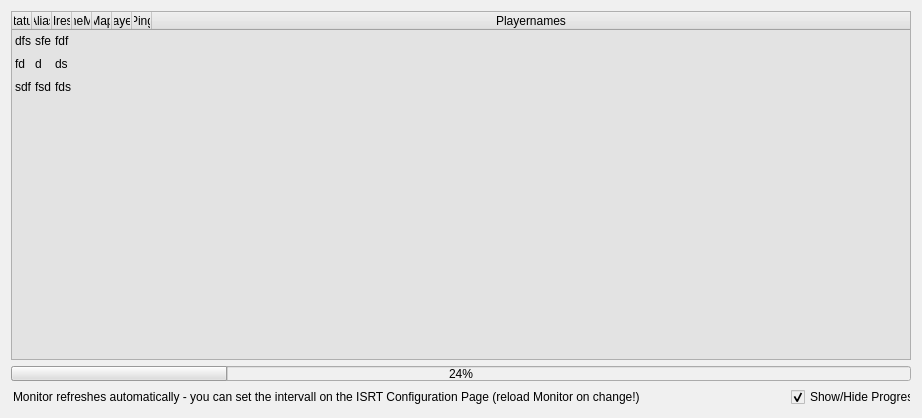
Old version of the form source_files/isrt_monitor.ui in the repository olli-e/ISRT.
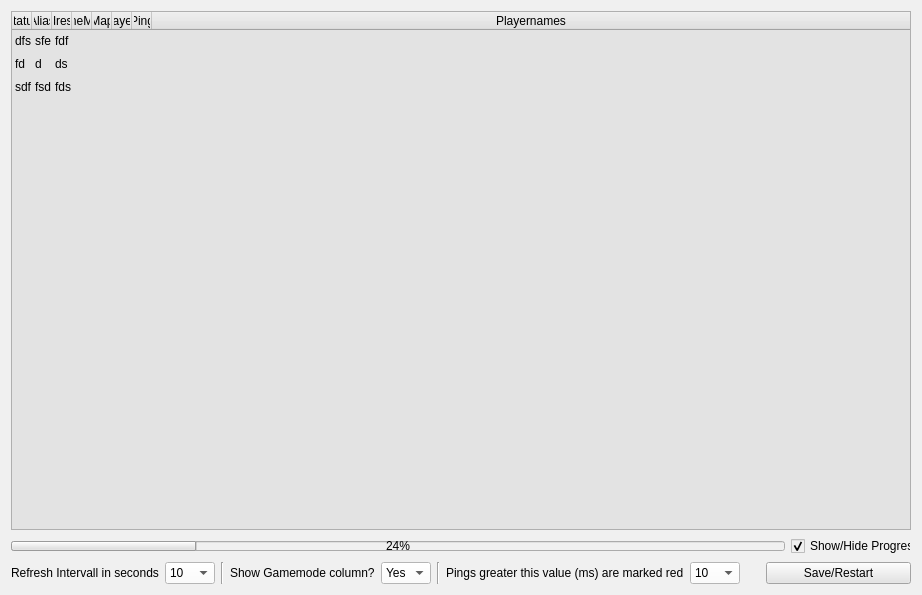
New version of the form. Icons and pictures are not drawn.

Patch:
```diff
--- a/source_files/isrt_monitor.ui
+++ b/source_files/isrt_monitor.ui
@@ -7,7 +7,7 @@
     <x>0</x>
     <y>0</y>
     <width>920</width>
-    <height>418</height>
+    <height>595</height>
    </rect>
   </property>
   <property name="windowTitle">
@@ -234,69 +234,330 @@
       </widget>
      </item>
      <item>
-      <widget class="QProgressBar" name="mon_progress_bar">
-       <property name="maximumSize">
-        <size>
-         <width>16777215</width>
-         <height>15</height>
-        </size>
-       </property>
-       <property name="value">
-        <number>24</number>
-       </property>
-      </widget>
+      <layout class="QHBoxLayout" name="horizontalLayout">
+       <item>
+        <widget class="QProgressBar" name="mon_progress_bar">
+         <property name="maximumSize">
+          <size>
+           <width>16777215</width>
+           <height>10</height>
+          </size>
+         </property>
+         <property name="value">
+          <number>24</number>
+         </property>
+        </widget>
+       </item>
+       <item>
+        <widget class="QCheckBox" name="chkbx_show_progressbar">
+         <property name="minimumSize">
+          <size>
+           <width>120</width>
+           <height>0</height>
+          </size>
+         </property>
+         <property name="maximumSize">
+          <size>
+           <width>120</width>
+           <height>16777215</height>
+          </size>
+         </property>
+         <property name="text">
+          <string>Show/Hide Progress</string>
+         </property>
+         <property name="checked">
+          <bool>true</bool>
+         </property>
+        </widget>
+       </item>
+      </layout>
      </item>
-    </layout>
-   </item>
-   <item>
-    <layout class="QHBoxLayout" name="horizontalLayout">
      <item>
-      <widget class="QLineEdit" name="lineEdit">
-       <property name="text">
-        <string>Monitor refreshes automatically - you can set the intervall on the ISRT Configuration Page (reload Monitor on change!)</string>
-       </property>
-       <property name="frame">
-        <bool>false</bool>
-       </property>
-      </widget>
-     </item>
-     <item>
-      <spacer name="horizontalSpacer">
-       <property name="orientation">
-        <enum>Qt::Horizontal</enum>
-       </property>
-       <property name="sizeType">
-        <enum>QSizePolicy::Fixed</enum>
-       </property>
-       <property name="sizeHint" stdset="0">
-        <size>
-         <width>10</width>
-         <height>20</height>
-        </size>
-       </property>
-      </spacer>
-     </item>
-     <item>
-      <widget class="QCheckBox" name="chkbx_show_progressbar">
-       <property name="minimumSize">
-        <size>
-         <width>120</width>
-         <height>0</height>
-        </size>
-       </property>
-       <property name="maximumSize">
-        <size>
-         <width>120</width>
-         <height>16777215</height>
-        </size>
-       </property>
-       <property name="text">
-        <string>Show/Hide Progress</string>
-       </property>
-       <property name="checked">
-        <bool>true</bool>
-       </property>
-      </widget>
+      <layout class="QHBoxLayout" name="horizontalLayout_2">
+       <item>
+        <widget class="QLabel" name="label_19">
+         <property name="text">
+          <string>Refresh Intervall in seconds</string>
+         </property>
+        </widget>
+       </item>
+       <item>
+        <widget class="QComboBox" name="dropdown_refresh_timer">
+         <property name="minimumSize">
+          <size>
+           <width>50</width>
+           <height>0</height>
+          </size>
+         </property>
+         <property name="maximumSize">
+          <size>
+           <width>50</width>
+           <height>16777215</height>
+          </size>
+         </property>
+         <property name="styleSheet">
+          <string notr="true">background-color:rgb(254, 254, 254);
+</string>
+         </property>
+         <item>
+          <property name="text">
+           <string>10</string>
+          </property>
+         </item>
+         <item>
+          <property name="text">
+           <string>15</string>
+          </property>
+         </item>
+         <item>
+          <property name="text">
+           <string>20</string>
+          </property>
+         </item>
+         <item>
+          <property name="text">
+           <string>25</string>
+          </property>
+         </item>
+         <item>
+          <property name="text">
+           <string>30</string>
+          </property>
+         </item>
+         <item>
+          <property name="text">
+           <string>35</string>
+          </property>
+         </item>
+         <item>
+          <property name="text">
+           <string>40</string>
+          </property>
+         </item>
+         <item>
+          <property name="text">
+           <string>45</string>
+          </property>
+         </item>
+         <item>
+          <property name="text">
+           <string>50</string>
+          </property>
+         </item>
+         <item>
+          <property name="text">
+           <string>55</string>
+          </property>
+         </item>
+         <item>
+          <property name="text">
+           <string>60</string>
+          </property>
+         </item>
+         <item>
+          <property name="text">
+           <string>90</string>
+          </property>
+         </item>
+         <item>
+          <property name="text">
+           <string>180</string>
+          </property>
+         </item>
+        </widget>
+       </item>
+       <item>
+        <widget class="Line" name="line">
+         <property name="orientation">
+          <enum>Qt::Vertical</enum>
+         </property>
+        </widget>
+       </item>
+       <item>
+        <widget class="QLabel" name="label_20">
+         <property name="text">
+          <string>Show Gamemode column?</string>
+         </property>
+        </widget>
+       </item>
+       <item>
+        <widget class="QComboBox" name="dropdown_show_gamemode">
+         <property name="minimumSize">
+          <size>
+           <width>50</width>
+           <height>0</height>
+          </size>
+         </property>
+         <property name="maximumSize">
+          <size>
+           <width>50</width>
+           <height>16777215</height>
+          </size>
+         </property>
+         <property name="styleSheet">
+          <string notr="true">background-color:rgb(254, 254, 254);
+</string>
+         </property>
+         <item>
+          <property name="text">
+           <string>Yes</string>
+          </property>
+         </item>
+         <item>
+          <property name="text">
+           <string>No</string>
+          </property>
+         </item>
+        </widget>
+       </item>
+       <item>
+        <widget class="Line" name="line_2">
+         <property name="orientation">
+          <enum>Qt::Vertical</enum>
+         </property>
+        </widget>
+       </item>
+       <item>
+        <widget class="QLabel" name="label_21">
+         <property name="minimumSize">
+          <size>
+           <width>230</width>
+           <height>0</height>
+          </size>
+         </property>
+         <property name="text">
+          <string>Pings greater this value (ms) are marked red</string>
+         </property>
+        </widget>
+       </item>
+       <item>
+        <widget class="QComboBox" name="dropdown_highping">
+         <property name="minimumSize">
+          <size>
+           <width>50</width>
+           <height>0</height>
+          </size>
+         </property>
+         <property name="maximumSize">
+          <size>
+           <width>50</width>
+           <height>16777215</height>
+          </size>
+         </property>
+         <property name="styleSheet">
+          <string notr="true">background-color:rgb(254, 254, 254);
+</string>
+         </property>
+         <item>
+          <property name="text">
+           <string>10</string>
+          </property>
+         </item>
+         <item>
+          <property name="text">
+           <string>20</string>
+          </property>
+         </item>
+         <item>
+          <property name="text">
+           <string>30</string>
+          </property>
+         </item>
+         <item>
+          <property name="text">
+           <string>40</string>
+          </property>
+         </item>
+         <item>
+          <property name="text">
+           <string>50</string>
+          </property>
+         </item>
+         <item>
+          <property name="text">
+           <string>60</string>
+          </property>
+         </item>
+         <item>
+          <property name="text">
+           <string>70</string>
+          </property>
+         </item>
+         <item>
+          <property name="text">
+           <string>80</string>
+          </property>
+         </item>
+         <item>
+          <property name="text">
+           <string>90</string>
+          </property>
+         </item>
+         <item>
+          <property name="text">
+           <string>100</string>
+          </property>
+         </item>
+         <item>
+          <property name="text">
+           <string>110</string>
+          </property>
+         </item>
+         <item>
+          <property name="text">
+           <string>120</string>
+          </property>
+         </item>
+         <item>
+          <property name="text">
+           <string>130</string>
+          </property>
+         </item>
+         <item>
+          <property name="text">
+           <string>140</string>
+          </property>
+         </item>
+         <item>
+          <property name="text">
+           <string>150</string>
+          </property>
+         </item>
+         <item>
+          <property name="text">
+           <string>200</string>
+          </property>
+         </item>
+        </widget>
+       </item>
+       <item>
+        <spacer name="horizontalSpacer">
+         <property name="orientation">
+          <enum>Qt::Horizontal</enum>
+         </property>
+         <property name="sizeType">
+          <enum>QSizePolicy::Fixed</enum>
+         </property>
+         <property name="sizeHint" stdset="0">
+          <size>
+           <width>20</width>
+           <height>20</height>
+          </size>
+         </property>
+        </spacer>
+       </item>
+       <item>
+        <widget class="QPushButton" name="btn_mon_save_restart">
+         <property name="styleSheet">
+          <string notr="true">background-color:rgb(228, 228, 228)
+</string>
+         </property>
+         <property name="text">
+          <string>Save/Restart</string>
+         </property>
+        </widget>
+       </item>
+      </layout>
      </item>
     </layout>
    </item>
```
